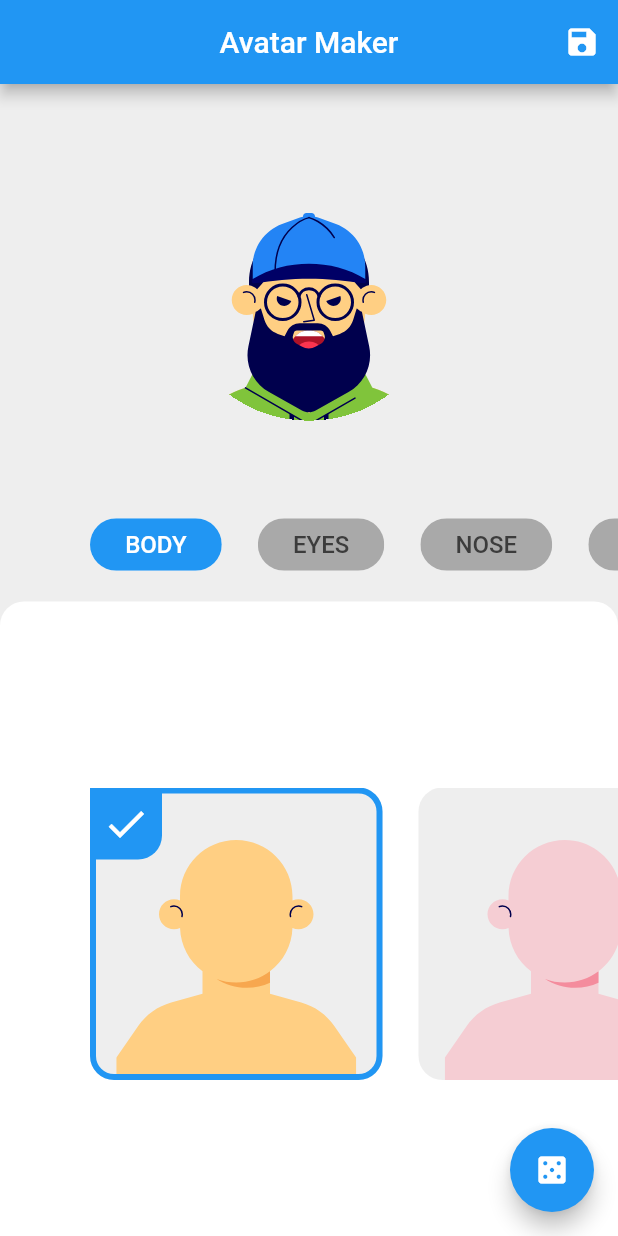
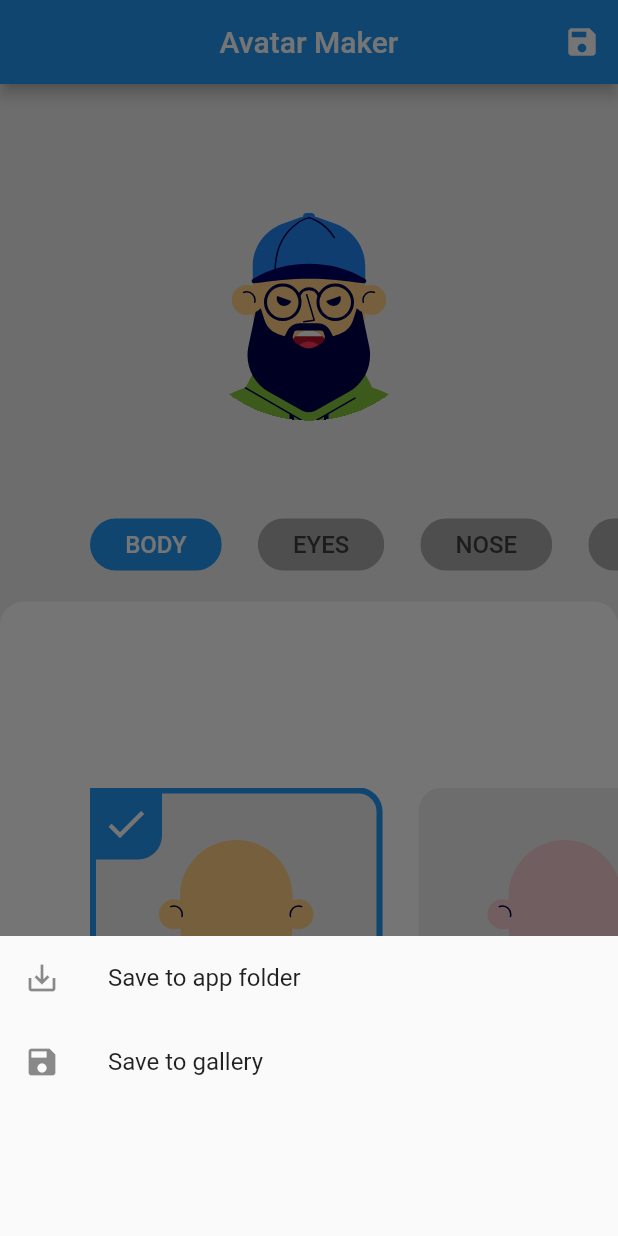
Before and after one commit to wm4n/flutter-avatar-maker, a Flutter app: the screen it shows after launch, after a tap on the "save" icon, on a phone screen of 412 x 824 dp. Run offline on Flutter 3.47's test engine with Material 2 defaults, Android fonts, the phone set to English and light mode, and no system bars; our stand-ins replace flutter_svg, get, image_gallery_saver.

Commit message:
1. add save to the gallery option 2. update to not show hair if hat selected

```diff
--- a/lib/avatar_maker_controller.dart
+++ b/lib/avatar_maker_controller.dart
@@ -91,7 +91,9 @@ class AvatarMakerController extends GetxController {
   get selectedHat => _selectedHat.value;
   set hat(int value) {
     _selectedHat.value = value;
-    update(["avatar_hat"]);
+    // Here notify both hat and hair because showing hat should hide hair hence
+    // notify hair to get hair to update
+    update(["avatar_hat", "avatar_hair"]);
   }
 
   final _selectedClothing = 0.obs;
--- a/lib/avatar_maker_screen.dart
+++ b/lib/avatar_maker_screen.dart
@@ -10,6 +10,7 @@ import 'package:flutter_avatar_maker/shared/color.dart';
 import 'package:flutter_avatar_maker/shared/text_style.dart';
 import 'package:flutter_svg/flutter_svg.dart';
 import 'package:get/get.dart';
+import 'package:image_gallery_saver/image_gallery_saver.dart';
 import 'package:path_provider/path_provider.dart';
 
 class AvatarMakerScreen extends StatefulWidget {
@@ -293,8 +294,8 @@ class _AvatarMakerScreenState extends State<AvatarMakerScreen> {
     return "${now.year}${now.month}${now.day}${now.hour}${now.minute}${now.second}${now.millisecond}${now.microsecond}";
   }
 
-  /// function that saves the avatar to the device
-  void saveAvatar() async {
+  /// function that saves the avatar to the application folder
+  void _saveAvatarToAppFolder() async {
     RenderRepaintBoundary boundary =
         _avatarKey.currentContext!.findRenderObject() as RenderRepaintBoundary;
     ui.Image image = await boundary.toImage(pixelRatio: 2.0);
@@ -307,6 +308,50 @@ class _AvatarMakerScreenState extends State<AvatarMakerScreen> {
     await file.writeAsBytes(pngBytes);
   }
 
+  /// function that saves the avatar to the device gallery
+  void _saveAvatarToGallery() async {
+    RenderRepaintBoundary boundary =
+        _avatarKey.currentContext!.findRenderObject() as RenderRepaintBoundary;
+    ui.Image image = await boundary.toImage(pixelRatio: 2.0);
+    ByteData? byteData =
+        await (image.toByteData(format: ui.ImageByteFormat.png));
+    if (byteData != null) {
+      final result =
+          await ImageGallerySaver.saveImage(byteData.buffer.asUint8List());
+      print(result);
+    }
+  }
+
+  void _buildSaveAvatarOptions() async {
+    await showModalBottomSheet(
+        context: context,
+        builder: (context) {
+          return SizedBox(
+            height: 200,
+            child: Column(
+              children: [
+                ListTile(
+                  onTap: () {
+                    _saveAvatarToAppFolder();
+                    Get.back();
+                  },
+                  leading: const Icon(Icons.save_alt),
+                  title: const Text("Save to app folder"),
+                ),
+                ListTile(
+                  onTap: () {
+                    _saveAvatarToGallery();
+                    Get.back();
+                  },
+                  leading: const Icon(Icons.save),
+                  title: const Text("Save to gallery"),
+                ),
+              ],
+            ),
+          );
+        });
+  }
+
   @override
   Widget build(BuildContext context) {
     AvatarMakerController controller = Get.put(AvatarMakerController());
@@ -316,7 +361,8 @@ class _AvatarMakerScreenState extends State<AvatarMakerScreen> {
         backgroundColor: AppColorTheme.primaryColor,
         centerTitle: true,
         actions: [
-          IconButton(onPressed: saveAvatar, icon: const Icon(Icons.save))
+          IconButton(
+              onPressed: _buildSaveAvatarOptions, icon: const Icon(Icons.save))
         ],
       ),
       floatingActionButton: FloatingActionButton(
@@ -368,14 +414,6 @@ class _AvatarMakerScreenState extends State<AvatarMakerScreen> {
                                               : null),
                                   child: Stack(
                                     children: [
-                                      // GetBuilder<AvatarMakerController>(
-                                      //     id: "avatar_background_shape",
-                                      //     builder: (controller) {
-                                      //       return backgroundShapeWidget(
-                                      //           context,
-                                      //           controller
-                                      //               .selectedBackgroundShape);
-                                      //     }),
                                       GetBuilder<AvatarMakerController>(
                                           id: "avatar_body",
                                           builder: (controller) {
@@ -464,14 +502,19 @@ class _AvatarMakerScreenState extends State<AvatarMakerScreen> {
                                       GetBuilder<AvatarMakerController>(
                                           id: "avatar_hair",
                                           builder: (controller) {
-                                            return Positioned(
+                                            return hatAssets[
+                                                        controller
+                                                            .selectedHat] ==
+                                                    ""
+                                                ? Positioned(
                                                     top: 15,
                                                     child: Align(
-                                                    alignment:
-                                                        Alignment.topCenter,
+                                                        alignment: Alignment
+                                                            .topCenter,
                                                         child: SvgPicture.asset(
                                                             controller.selectedHairType ==
-                                                                HairType.short
+                                                                    HairType
+                                                                        .short
                                                                 ? shortHairAssets[
                                                                     controller
                                                                         .selectedShortHair]
@@ -479,7 +522,8 @@ class _AvatarMakerScreenState extends State<AvatarMakerScreen> {
                                                                     controller
                                                                         .selectedLongHair],
                                                             width: 180,
-                                                        height: 195)));
+                                                            height: 195)))
+                                                : const SizedBox.shrink();
                                           }),
                                       GetBuilder<AvatarMakerController>(
                                           id: "avatar_facial_hair",
--- a/lib/main.dart
+++ b/lib/main.dart
@@ -1,5 +1,6 @@
 import 'package:flutter/material.dart';
 import 'package:flutter_avatar_maker/avatar_maker_screen.dart';
+import 'package:get/get_navigation/get_navigation.dart';
 
 void main() {
   runApp(const MyApp());
@@ -11,7 +12,7 @@ class MyApp extends StatelessWidget {
   // This widget is the root of your application.
   @override
   Widget build(BuildContext context) {
-    return MaterialApp(
+    return GetMaterialApp(
       title: 'Flutter Avatar Maker',
       theme: ThemeData(
         // This is the theme of your application.
--- a/pubspec.yaml
+++ b/pubspec.yaml
@@ -38,6 +38,7 @@ dependencies:
   get: ^4.6.5
   flutter_svg: ^2.0.5
   path_provider: ^2.0.15
+  image_gallery_saver: ^2.0.3
 
 dev_dependencies:
   flutter_test:
```
Also changed, not shown: pubspec.lock, 1 other file. Lines whose indentation alone changed are shown as unchanged.
